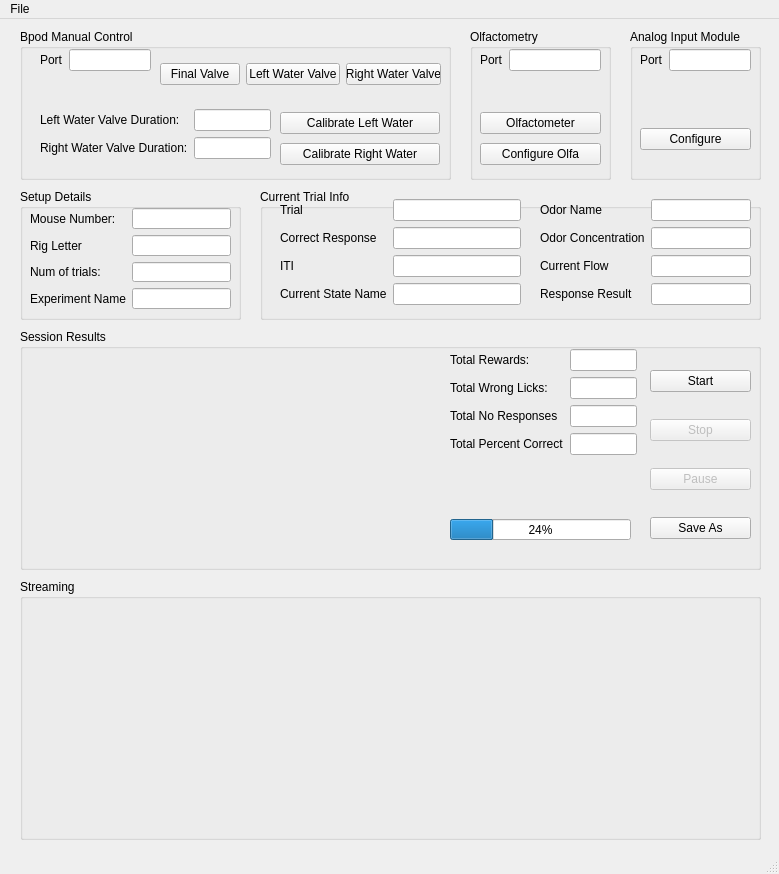
olfa-lab/PyBpodGUI, file main_window.ui: the form before one commit.
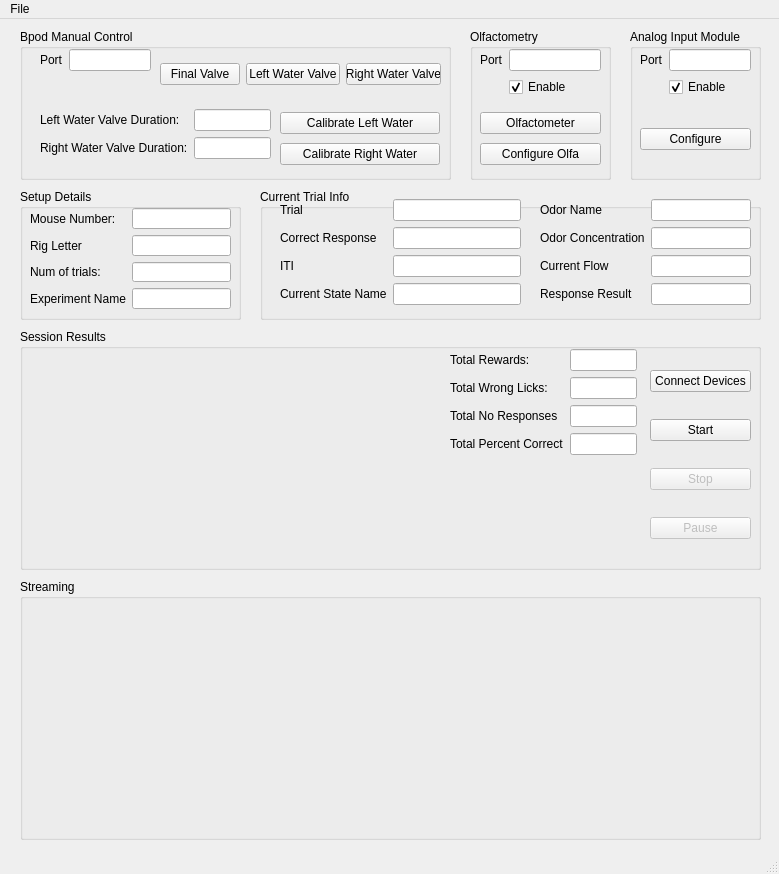
The form after the commit.

Commit message: fixed water calib, added connect button, and some ui changes

What changed in the file:
```diff
--- a/main_window.ui
+++ b/main_window.ui
@@ -299,6 +299,16 @@
       <item row="0" column="1">
        <widget class="QLineEdit" name="olfaPortLineEdit"/>
       </item>
+      <item row="1" column="1">
+       <widget class="QCheckBox" name="olfaCheckBox">
+        <property name="text">
+         <string>Enable</string>
+        </property>
+        <property name="checked">
+         <bool>true</bool>
+        </property>
+       </widget>
+      </item>
      </layout>
     </widget>
    </widget>
@@ -541,6 +551,13 @@
       </rect>
      </property>
      <layout class="QVBoxLayout" name="sessionButtonsVLayout">
+      <item>
+       <widget class="QPushButton" name="connectDevicesButton">
+        <property name="text">
+         <string>Connect Devices</string>
+        </property>
+       </widget>
+      </item>
       <item>
        <widget class="QPushButton" name="startButton">
         <property name="text">
@@ -571,13 +588,6 @@
         </property>
        </widget>
       </item>
-      <item>
-       <widget class="QPushButton" name="saveAsButton">
-        <property name="text">
-         <string>Save As</string>
-        </property>
-       </widget>
-      </item>
      </layout>
     </widget>
     <widget class="QWidget" name="verticalLayoutWidget_5">
@@ -591,19 +601,6 @@
      </property>
      <layout class="QVBoxLayout" name="resultsPlotVLayout"/>
     </widget>
-    <widget class="QProgressBar" name="progressBar">
-     <property name="geometry">
-      <rect>
-       <x>430</x>
-       <y>190</y>
-       <width>181</width>
-       <height>21</height>
-      </rect>
-     </property>
-     <property name="value">
-      <number>24</number>
-     </property>
-    </widget>
    </widget>
    <widget class="QGroupBox" name="analogInputModuleGroupBox">
     <property name="geometry">
@@ -637,6 +634,16 @@
       <item row="0" column="1">
        <widget class="QLineEdit" name="analogInputModulePortLineEdit"/>
       </item>
+      <item row="1" column="1">
+       <widget class="QCheckBox" name="analogInputModuleCheckBox">
+        <property name="text">
+         <string>Enable</string>
+        </property>
+        <property name="checked">
+         <bool>true</bool>
+        </property>
+       </widget>
+      </item>
      </layout>
     </widget>
     <widget class="QWidget" name="verticalLayoutWidget_6">
```
Left out of the diff: 41 changed lines with no effect on the pictures. The commit also changes 2 other files.
